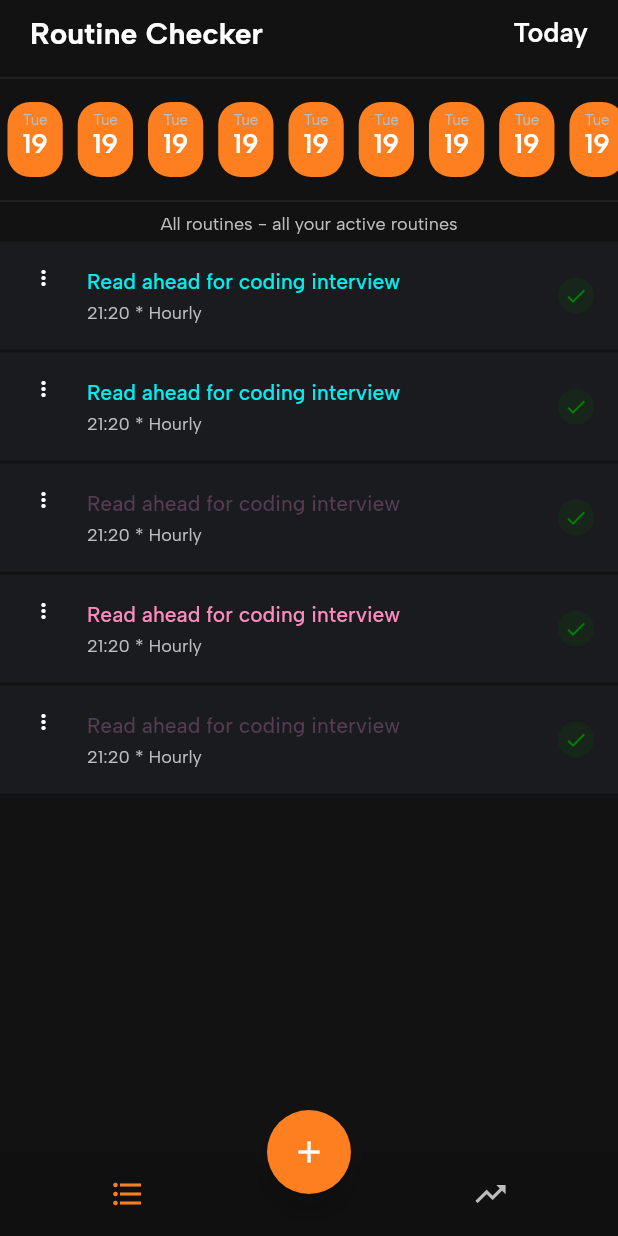
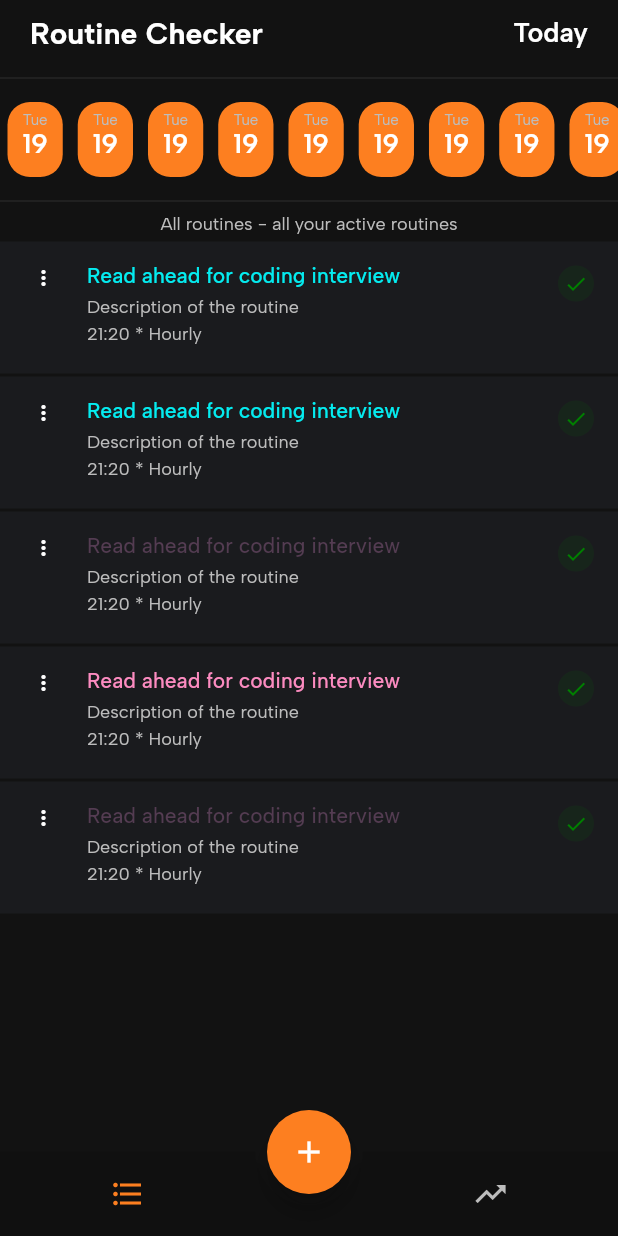
Before and after one commit to JustineUgo/routine_checker, a Flutter app: the screen it shows after launch, on a phone screen of 412 x 824 dp. Run offline on Flutter 3.47's test engine with Material 2 defaults, Android fonts, the phone set to English and light mode, and no system bars; drawn by our look-alikes of animated_bottom_navigation_bar; our stand-ins replace get.

Commit message:
added description to routine card

```diff
--- a/lib/app/modules/home/views/widgets/routine_card/routine_card.dart
+++ b/lib/app/modules/home/views/widgets/routine_card/routine_card.dart
@@ -93,9 +93,10 @@ class _RoutineCardState extends State<RoutineCard> {
             )
           ),
           subtitle: Text(
-            '21:20 * Hourly',
+            'Description of the routine \n21:20 * Hourly',
             style: Theme.of(context).textTheme.headline6!.copyWith(
-              color: grey
+              color: grey,
+              height: 1.5
             ),
           ),
           trailing: CircleAvatar(
@@ -106,6 +107,7 @@ class _RoutineCardState extends State<RoutineCard> {
               color: widget.status==-3? dark: green,
             ),
           ),
+          isThreeLine: true,
         ),
         const SizedBox(height: 2,)
       ],
```
